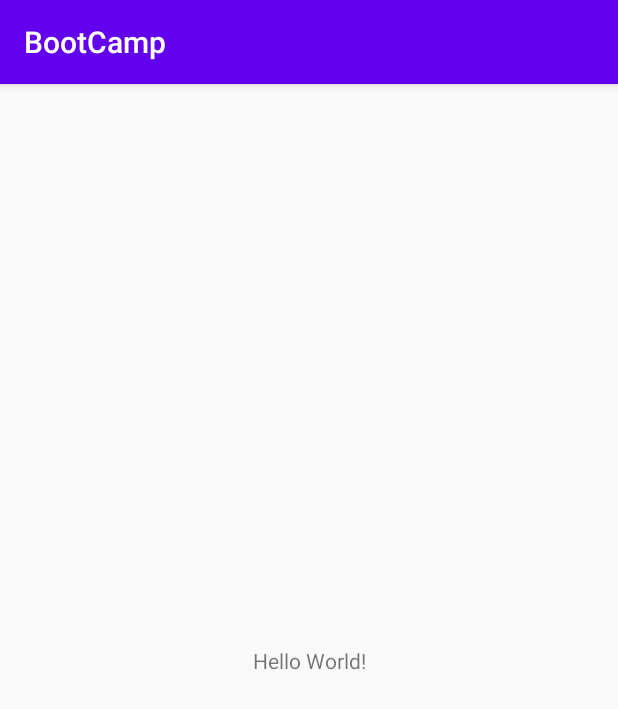
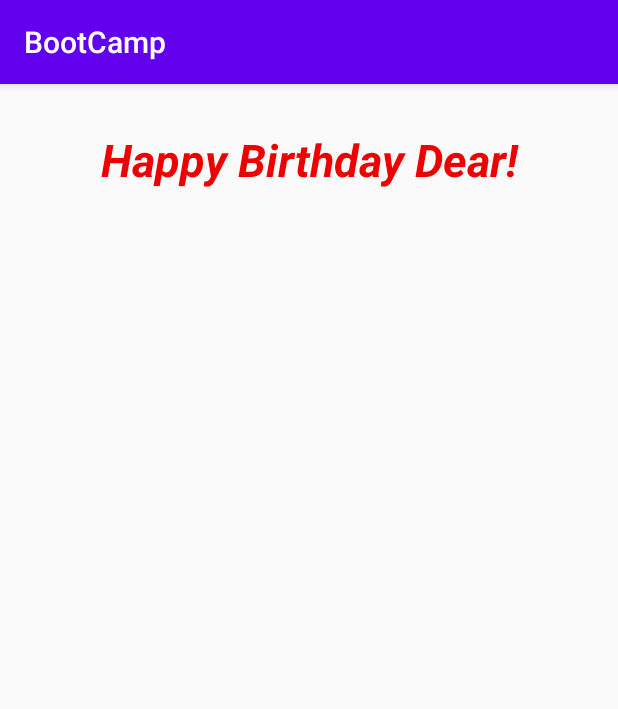
Before and after one commit to pramod096/Android_BootCamp, an Android app: the screen it shows after launch (MainActivity), on a phone screen of 412 x 824 dp. Shown: the top 709 px of the screen. Run offline under Robolectric (Android 15) with nearby library versions, the phone set to English and light mode, and no system bars.

Commit message:
Added Birthday Wish

```diff
--- a/app/src/main/res/layout/activity_main.xml
+++ b/app/src/main/res/layout/activity_main.xml
@@ -1,18 +1,23 @@
 <?xml version="1.0" encoding="utf-8"?>
-<androidx.constraintlayout.widget.ConstraintLayout xmlns:android="http://schemas.android.com/apk/res/android"
+<LinearLayout
+    xmlns:android="http://schemas.android.com/apk/res/android"
     xmlns:app="http://schemas.android.com/apk/res-auto"
     xmlns:tools="http://schemas.android.com/tools"
     android:layout_width="match_parent"
     android:layout_height="match_parent"
-    tools:context=".MainActivity">
+    tools:context=".MainActivity"
+    android:orientation="vertical">
 
-    <TextView
-        android:layout_width="wrap_content"
-        android:layout_height="wrap_content"
-        android:text="Hello World!"
-        app:layout_constraintBottom_toBottomOf="parent"
-        app:layout_constraintLeft_toLeftOf="parent"
-        app:layout_constraintRight_toRightOf="parent"
-        app:layout_constraintTop_toTopOf="parent" />
+   <TextView
+       android:layout_width="match_parent"
+       android:layout_height="wrap_content"
+       android:text="@string/wish"
+       android:textSize="30sp"
+       android:textStyle="bold|italic"
+       android:textColor="#EF0000"
+       android:gravity="center_horizontal"
+       android:layout_marginTop="30dp"/>
 
-</androidx.constraintlayout.widget.ConstraintLayout>
+
+
+</LinearLayout>
--- a/app/src/main/res/values/strings.xml
+++ b/app/src/main/res/values/strings.xml
@@ -1,3 +1,4 @@
 <resources>
     <string name="app_name">BootCamp</string>
+    <string name="wish">Happy Birthday Dear!</string>
 </resources>
```
Also changed, not shown: app/src/main/res/drawable/birthday_cake.jpg (added).
